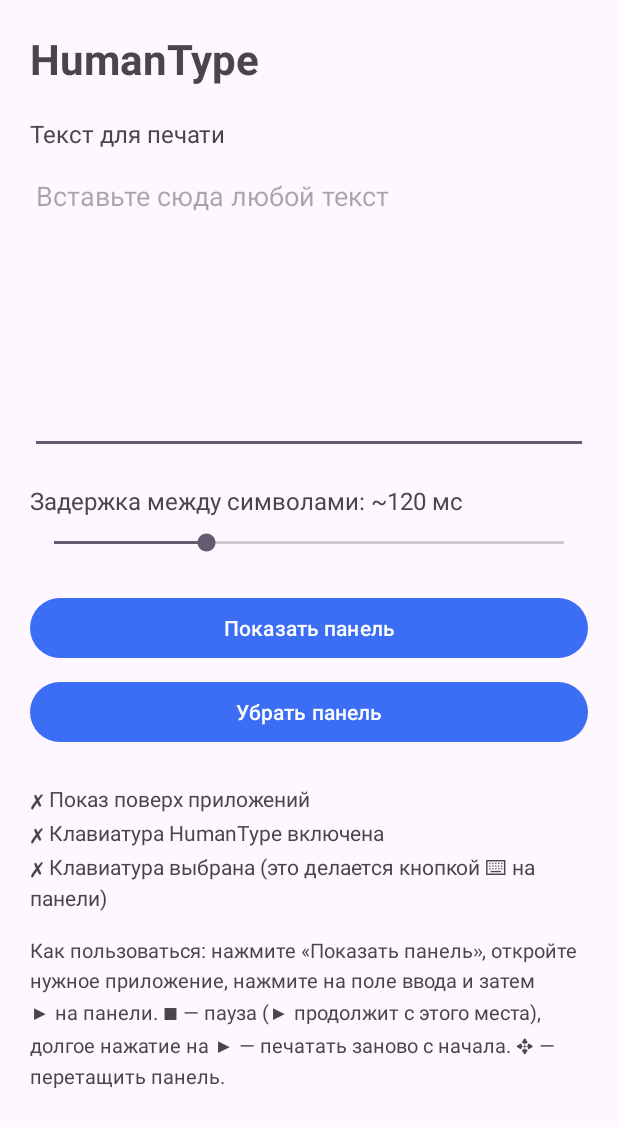
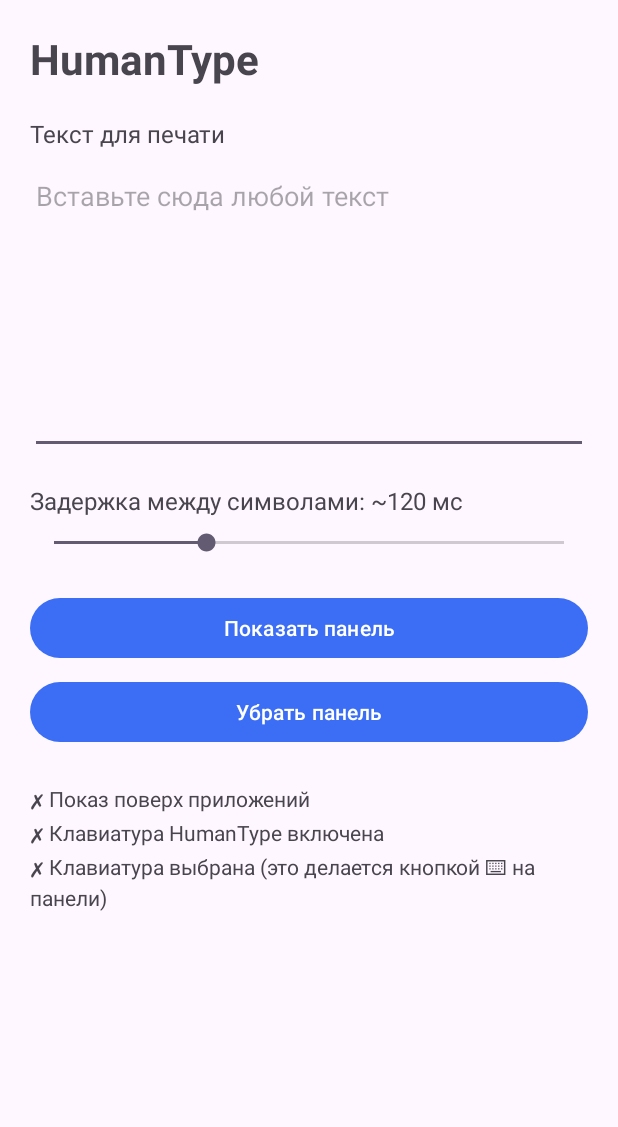
Before and after one commit to w3xer/HumanType, an Android app: the screen it shows after launch (MainActivity), on a phone screen of 412 x 824 dp. Shown: the top 1127 px of the screen. Run offline under Robolectric (Android 15) with nearby library versions, the phone set to English and light mode, and no system bars.

Commit message:
Panel always opens expanded, stay in app on show, picker works outside app
- Panel no longer restores the collapsed state; saved Y is stored as for
  the expanded panel
- «Показать панель» no longer sends the app to the background
- Keyboard picker works outside the app: panel briefly becomes focusable
  with a hidden input before calling showInputMethodPicker; drop the
  unused PickerActivity
- Remove the usage description under «Убрать панель»

Co-Authored-By: Claude Sonnet 5.5 <noreply@anthropic.com>
Claude-Session: https://claude.ai/code/session_01PA1Ej9kCArADTsMS5MDzbm

```diff
--- a/app/src/main/java/com/example/humantype/MainActivity.kt
+++ b/app/src/main/java/com/example/humantype/MainActivity.kt
@@ -134,7 +134,6 @@ class MainActivity : AppCompatActivity() {
             }
             else -> {
                 startService(Intent(this, OverlayService::class.java))
-                moveTaskToBack(true)
             }
         }
     }
--- a/app/src/main/res/layout/activity_main.xml
+++ b/app/src/main/res/layout/activity_main.xml
@@ -85,12 +85,5 @@
             android:lineSpacingExtra="4dp"
             android:textSize="14sp" />
 
-        <TextView
-            android:layout_width="match_parent"
-            android:layout_height="wrap_content"
-            android:layout_marginTop="16dp"
-            android:lineSpacingExtra="4dp"
-            android:text="Как пользоваться: нажмите «Показать панель», откройте нужное приложение, нажмите на поле ввода и затем ▶ на панели. ■ — пауза (▶ продолжит с этого места), долгое нажатие на ▶ — печатать заново с начала. ✥ — перетащить панель."
-            android:textSize="13sp" />
     </LinearLayout>
 </ScrollView>
--- a/app/src/main/res/values/themes.xml
+++ b/app/src/main/res/values/themes.xml
@@ -3,8 +3,4 @@
         <item name="colorPrimary">#3B6EF5</item>
     </style>
 
-    <!-- Прозрачная тема для PickerActivity (она ничего не рисует) -->
-    <style name="Theme.HumanType.Picker" parent="@android:style/Theme.Translucent.NoTitleBar">
-        <item name="android:windowAnimationStyle">@null</item>
-    </style>
 </resources>
```
Also changed, not shown: app/src/main/AndroidManifest.xml (+0 -7 lines), app/src/main/java/com/example/humantype/OverlayService.kt (+59 -12 lines), app/src/main/java/com/example/humantype/PickerActivity.kt (deleted, +0 -29 lines).
